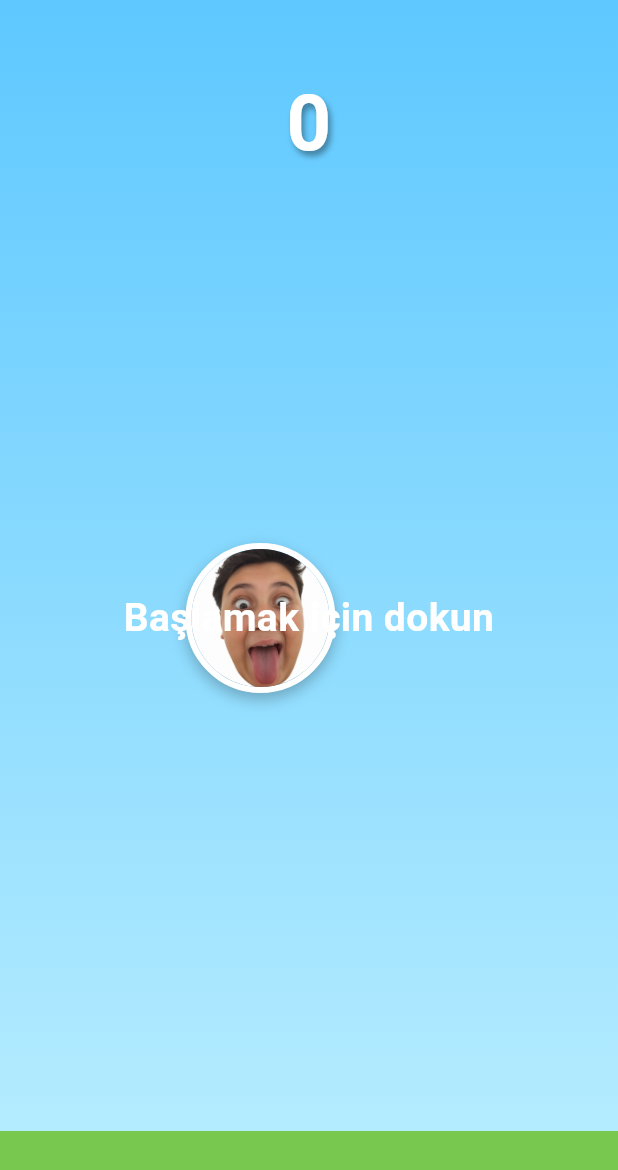
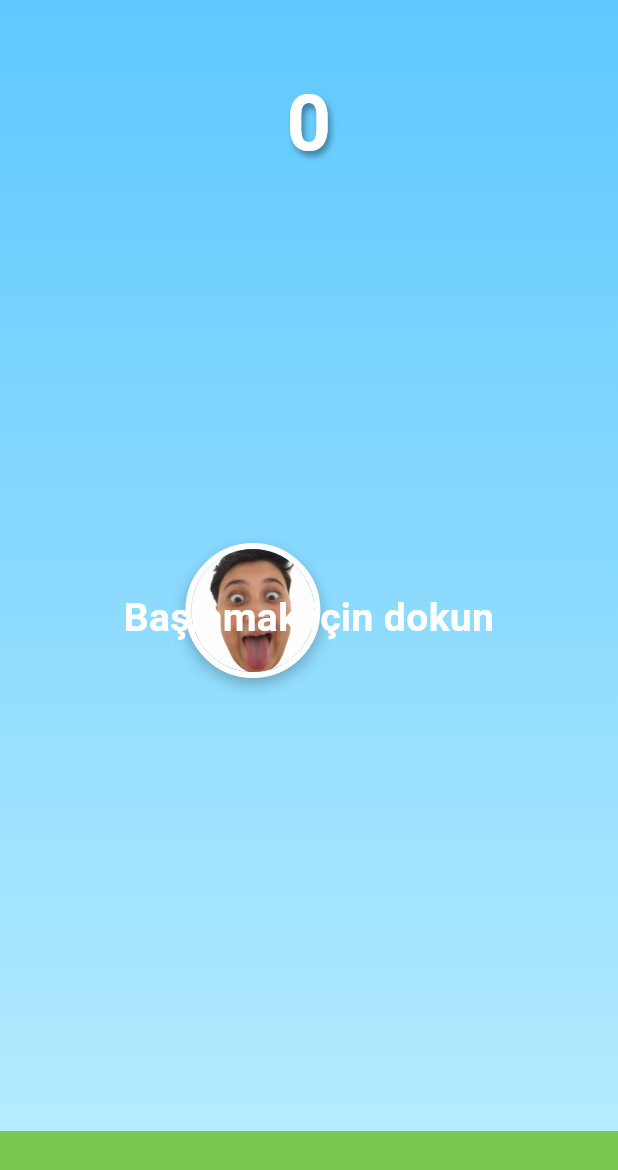
Before and after one commit to Yavuzozcan/Enbiaya-Birds, a Flutter app: the screen it shows after launch, on a phone screen of 412 x 824 dp. Shown: the top 1170 px of the screen. Run offline on Flutter 3.47's test engine with Material 3 defaults, Android fonts, the phone set to English and light mode, and no system bars.

Commit message:
kafa büyüklüğü

```diff
--- a/lib/game/game_page.dart
+++ b/lib/game/game_page.dart
@@ -181,7 +181,7 @@ class _GamePageState extends State<GamePage> {
             Bird(
               left: screenWidth * 0.30,
               top: screenHeight * (birdY + 1) / 2 - 50,
-              size: 100,
+              size: 90,
             ),
 
             Positioned(
```
